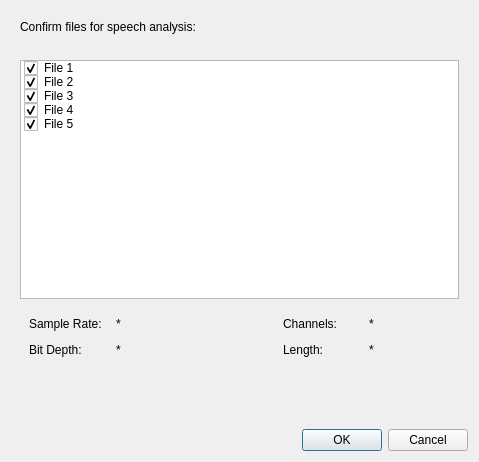
Above: UCS Voice Naming Tool/src/ui/gui/FileConfirmation.ui from SoundsLikeJonny/UCS-Voice-Naming-Tool before the change. Below: the same form after it.
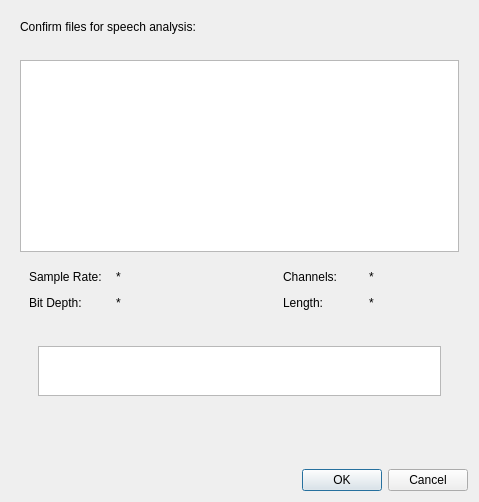
That is the form after the change. Custom widgets are drawn as their Qt base class.

The edit to the form file:
```diff
--- a/UCS Voice Naming Tool/src/ui/gui/FileConfirmation.ui
+++ b/UCS Voice Naming Tool/src/ui/gui/FileConfirmation.ui
@@ -7,7 +7,7 @@
     <x>0</x>
     <y>0</y>
     <width>479</width>
-    <height>462</height>
+    <height>502</height>
    </rect>
   </property>
   <property name="windowTitle">
@@ -17,65 +17,6 @@
    <item>
     <widget class="QWidget" name="widget" native="true">
      <layout class="QGridLayout" name="gridLayout">
-      <item row="2" column="0">
-       <widget class="QListWidget" name="listWidget_WavFileSelect">
-        <property name="horizontalScrollBarPolicy">
-         <enum>Qt::ScrollBarAlwaysOff</enum>
-        </property>
-        <property name="alternatingRowColors">
-         <bool>false</bool>
-        </property>
-        <property name="selectionMode">
-         <enum>QAbstractItemView::ExtendedSelection</enum>
-        </property>
-        <property name="textElideMode">
-         <enum>Qt::ElideLeft</enum>
-        </property>
-        <property name="sortingEnabled">
-         <bool>true</bool>
-        </property>
-        <item>
-         <property name="text">
-          <string>File 1</string>
-         </property>
-         <property name="checkState">
-          <enum>Checked</enum>
-         </property>
-        </item>
-        <item>
-         <property name="text">
-          <string>File 2</string>
-         </property>
-         <property name="checkState">
-          <enum>Checked</enum>
-         </property>
-        </item>
-        <item>
-         <property name="text">
-          <string>File 3</string>
-         </property>
-         <property name="checkState">
-          <enum>Checked</enum>
-         </property>
-        </item>
-        <item>
-         <property name="text">
-          <string>File 4</string>
-         </property>
-         <property name="checkState">
-          <enum>Checked</enum>
-         </property>
-        </item>
-        <item>
-         <property name="text">
-          <string>File 5</string>
-         </property>
-         <property name="checkState">
-          <enum>Checked</enum>
-         </property>
-        </item>
-       </widget>
-      </item>
       <item row="0" column="0">
        <widget class="QLabel" name="label">
         <property name="text">
@@ -249,12 +190,38 @@
             <property name="bottomMargin">
              <number>10</number>
             </property>
+            <item>
+             <widget class="PlotWidget" name="graphicsView">
+              <property name="maximumSize">
+               <size>
+                <width>16777215</width>
+                <height>50</height>
+               </size>
+              </property>
+             </widget>
+            </item>
            </layout>
           </widget>
          </item>
         </layout>
        </widget>
       </item>
+      <item row="2" column="0">
+       <widget class="QListView" name="listView_WavFileSelect">
+        <property name="horizontalScrollBarPolicy">
+         <enum>Qt::ScrollBarAlwaysOff</enum>
+        </property>
+        <property name="alternatingRowColors">
+         <bool>false</bool>
+        </property>
+        <property name="selectionMode">
+         <enum>QAbstractItemView::ExtendedSelection</enum>
+        </property>
+        <property name="textElideMode">
+         <enum>Qt::ElideLeft</enum>
+        </property>
+       </widget>
+      </item>
      </layout>
     </widget>
    </item>
@@ -283,6 +250,13 @@
    </item>
   </layout>
  </widget>
+ <customwidgets>
+  <customwidget>
+   <class>PlotWidget</class>
+   <extends>QGraphicsView</extends>
+   <header>pyqtgraph.h</header>
+  </customwidget>
+ </customwidgets>
  <resources/>
  <connections>
   <connection>
```
